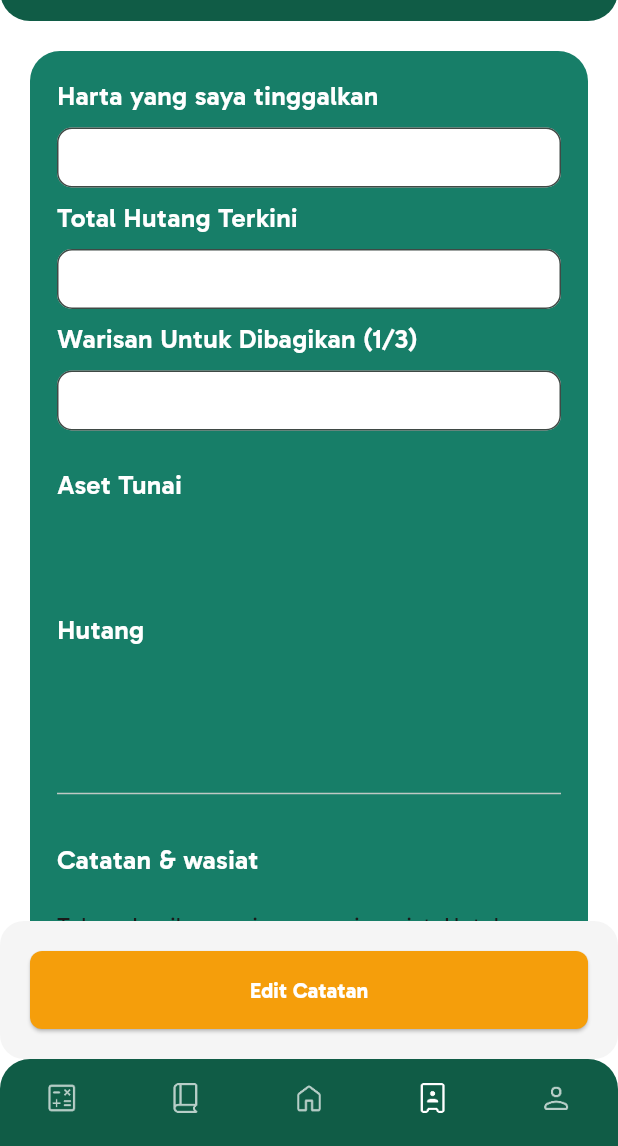
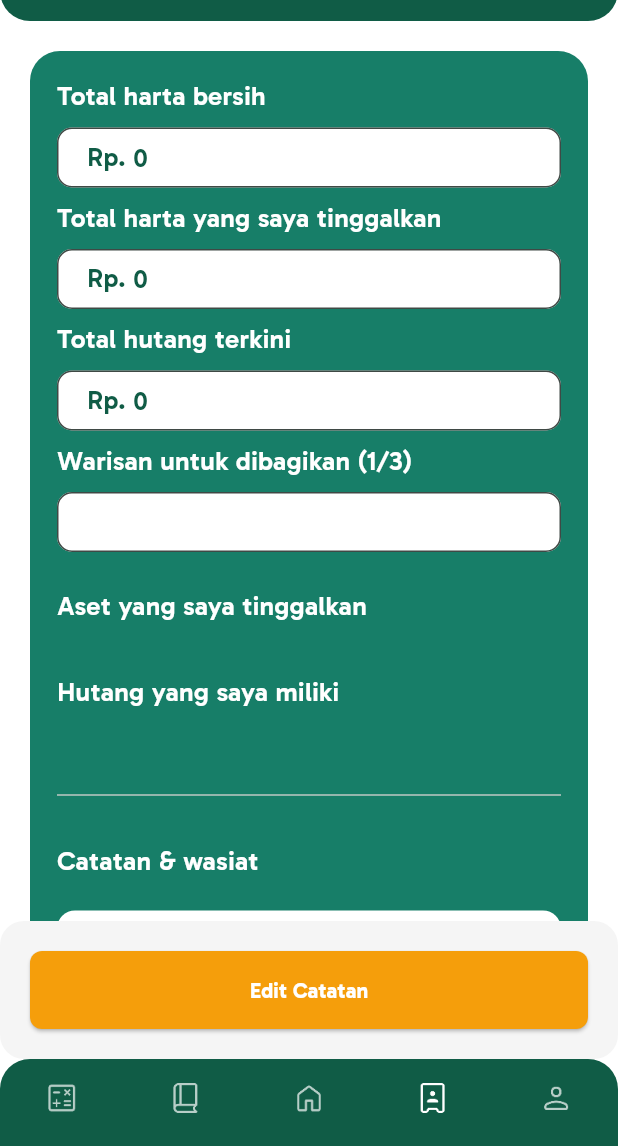
Before and after one commit to cardinaldeacre/Waristmate-Flutter, a Flutter app: the screen it shows after launch, item 4 of the bottom bar chosen, on a phone screen of 412 x 824 dp, the part 90-1236 px from its top. Run offline on Flutter 3.47's test engine with Material 3 defaults, Android fonts, the phone set to English and light mode, and no system bars; our stand-ins replace dotted_border, flutter_dotenv, flutter_widget_from_html, google_sign_in, hive_flutter, image_picker and 2 more; accounts and stored records are empty; statements that could not run were skipped.

Commit message:
fix data logic personal note

```diff
--- a/lib/services/personal_note/personal_note_service.dart
+++ b/lib/services/personal_note/personal_note_service.dart
@@ -13,7 +13,6 @@ class PersonalNoteService {
           .from('personal_records')
           .select()
           .eq('user_id', userId)
-          .single()
           .maybeSingle();
 
       if (response != null) {
--- a/lib/widgets/note/note_card.dart
+++ b/lib/widgets/note/note_card.dart
@@ -6,7 +6,6 @@ import 'package:waristmate_app/widgets/note/dynamic_item_card.dart';
 import 'package:waristmate_app/widgets/ui/input_label.dart';
 import 'package:waristmate_app/widgets/ui/custom_text_field.dart';
 import 'package:waristmate_app/widgets/note/add_item_card.dart';
-import 'package:waristmate_app/logic/note_item.dart';
 
 class NoteCard extends StatefulWidget {
   final bool isEditMode;
@@ -18,53 +17,19 @@ class NoteCard extends StatefulWidget {
 }
 
 class _NoteCardState extends State<NoteCard> {
-  final List<DynamicItemModel> _asetList = [];
-  final List<DynamicItemModel> _debtList = [];
-
-  @override
-  void initState() {
-    super.initState();
-    _asetList.add(DynamicItemModel());
-    _debtList.add(DynamicItemModel());
-  }
-
-  @override
-  void dispose() {
-    for (var item in _asetList) {
-      item.dispose();
-    }
-    super.dispose();
-  }
-
-  void _addAset() {
-    setState(() {
-      _asetList.add(DynamicItemModel());
-    });
-  }
-
-  void _removeAset(int index) {
-    setState(() {
-      _asetList[index].dispose();
-      _asetList.removeAt(index);
-    });
-  }
-
-  void _addDebt() {
-    setState(() {
-      _debtList.add(DynamicItemModel());
-    });
-  }
-
-  void _removeDebt(int index) {
-    setState(() {
-      _debtList[index].dispose();
-      _debtList.removeAt(index);
-    });
-  }
-
   @override
   Widget build(BuildContext context) {
-    // final noteController = Provider.of<NoteController>(context);
+    final noteController = context.watch<PersonalNoteController>();
+    final bool hasValidAssets = noteController.nonCashAssets.any(
+      (item) =>
+          item.nameController.text.trim().isNotEmpty &&
+          item.amountController.text.trim().isNotEmpty,
+    );
+    final bool hasValidHutang = noteController.debtList.any(
+      (item) =>
+          item.nameController.text.trim().isNotEmpty &&
+          item.amountController.text.trim().isNotEmpty,
+    );
 
     return Expanded(
       child: SingleChildScrollView(
@@ -85,120 +50,140 @@ class _NoteCardState extends State<NoteCard> {
                 child: Column(
                   crossAxisAlignment: CrossAxisAlignment.start,
                   children: [
-                    const InputLabel(label: "Harta yang saya tinggalkan"),
+                    const InputLabel(label: "Total harta bersih"),
                     CustomTextField(
                       label: "Total Harta",
                       isCurrency: true,
-                      onChanged: (val) {
-                        String cleanVal = val
-                            .replaceAll('.', '')
-                            .replaceAll(',', '');
-                      },
+                      readOnly: true,
+                      controller: TextEditingController(
+                        text: noteController
+                            .formatRupiah(noteController.estimasiHartaBersih)
+                            .replaceAll('Rp ', ''),
+                      ),
                     ),
 
-                    const InputLabel(label: "Total Hutang Terkini"),
+                    const InputLabel(label: "Total harta yang saya tinggalkan"),
+                    CustomTextField(
+                      label: "Total Harta",
+                      isCurrency: true,
+                      readOnly: true,
+                      controller: TextEditingController(
+                        text: noteController
+                            .formatRupiah(noteController.totalAssetsNominal)
+                            .replaceAll('Rp ', ''),
+                      ),
+                    ),
+
+                    const InputLabel(label: "Total hutang terkini"),
                     CustomTextField(
                       label: "Total Hutang",
                       isCurrency: true,
-                      onChanged: (val) {
-                        String cleanVal = val
-                            .replaceAll('.', '')
-                            .replaceAll(',', '');
-                      },
+                      readOnly: true,
+                      controller: TextEditingController(
+                        text: noteController
+                            .formatRupiah(noteController.totalDebtsNominal)
+                            .replaceAll('Rp ', ''),
+                      ),
                     ),
 
-                    const InputLabel(label: "Warisan Untuk Dibagikan (1/3)"),
+                    const InputLabel(label: "Warisan untuk dibagikan (1/3)"),
                     CustomTextField(
-                      label: "Total Hutang",
+                      label: "Total Warisan",
                       isCurrency: true,
+                      readOnly: true,
                       onChanged: (val) {
                         String cleanVal = val
                             .replaceAll('.', '')
                             .replaceAll(',', '');
                         int parsedVal = int.tryParse(cleanVal) ?? 0;
-                        // noteController.setHutang(parsedVal);
+                        noteController.setWasiatNominal(parsedVal);
+                        print("Total Warisan: ${noteController.wasiatNominal}");
                       },
                     ),
 
                     const SizedBox(height: 16),
-                    const InputLabel(label: "Aset Tunai"),
+                    const InputLabel(label: "Aset yang saya tinggalkan"),
 
-                    ..._asetList.map(
-                      (item) => DynamicItemCard(
+                    if (widget.isEditMode || hasValidAssets) ...[
+                      ...noteController.nonCashAssets
+                          .asMap()
+                          .entries
+                          .where((entry) {
+                            if (widget.isEditMode) return true;
+
+                            final item = entry.value;
+                            return item.nameController.text.trim().isNotEmpty ||
+                                item.amountController.text.trim().isNotEmpty;
+                          })
+                          .map((entry) {
+                            final index = entry.key;
+                            final item = entry.value;
+
+                            return DynamicItemCard(
                               isEditMode: widget.isEditMode,
                               nameController: item.nameController,
                               amountController: item.amountController,
                               nameHint: "Nama Aset",
                               onRemove: () {
-                          _removeAset(_asetList.indexOf(item));
+                                noteController.removeAssetRow(index);
                               },
-                      ),
-                    ),
+                              onChanged: (val) {
+                                noteController.updateCalculation();
+                              },
+                            );
+                          }),
+                    ],
 
                     const SizedBox(height: 16),
 
                     if (widget.isEditMode)
                       AddItemCard(
                         onAdd: () {
-                          _addAset();
+                          noteController.addAssetRow();
                         },
-                        label: "Tambah Aset Tunai",
+                        label: "Tambah Aset",
                       ),
 
-                    if (widget.isEditMode)
-                      OutlinedButton.icon(
-                        style: OutlinedButton.styleFrom(
-                          foregroundColor: AppColors.primaryGreen,
-                          side: const BorderSide(color: AppColors.primaryGreen),
-                          shape: RoundedRectangleBorder(
-                            borderRadius: BorderRadius.circular(12),
-                          ),
-                        ),
-                        icon: const Icon(Icons.add),
-                        label: const Text("Tambah Aset"),
-                        onPressed: () {
-                          print("Tambah row aset");
-                        },
-                      ),
+                    const InputLabel(label: "Hutang yang saya miliki"),
 
-                    const InputLabel(label: "Hutang"),
+                    if (widget.isEditMode || hasValidHutang) ...[
+                      ...noteController.debtList
+                          .asMap()
+                          .entries
+                          .where((entry) {
+                            if (widget.isEditMode) return true;
 
-                    ..._debtList.map(
-                      (item) => DynamicItemCard(
+                            final item = entry.value;
+                            return item.nameController.text.trim().isNotEmpty ||
+                                item.amountController.text.trim().isNotEmpty;
+                          })
+                          .map((entry) {
+                            final index = entry.key;
+                            final item = entry.value;
+
+                            return DynamicItemCard(
                               isEditMode: widget.isEditMode,
                               nameController: item.nameController,
                               amountController: item.amountController,
                               nameHint: "Nama Hutang",
                               onRemove: () {
-                          _removeDebt(_debtList.indexOf(item));
+                                noteController.removeDebtRow(index);
                               },
-                      ),
-                    ),
+                              onChanged: (val) {
+                                noteController.updateCalculation();
+                              },
+                            );
+                          }),
+                    ],
 
                     const SizedBox(height: 16),
 
                     if (widget.isEditMode)
                       AddItemCard(
                         onAdd: () {
-                          _addDebt();
+                          noteController.addDebtRow();
                         },
                         label: "Tambah Hutang",
-                      ),
-
-                    if (widget.isEditMode)
-                      OutlinedButton.icon(
-                        style: OutlinedButton.styleFrom(
-                          foregroundColor: AppColors.primaryGreen,
-                          side: const BorderSide(color: AppColors.primaryGreen),
-                          shape: RoundedRectangleBorder(
-                            borderRadius: BorderRadius.circular(12),
-                          ),
-                        ),
-                        icon: const Icon(Icons.add),
-                        label: const Text("Tambah Hutang"),
-                        onPressed: () {
-                          print("Tambah row hutang");
-                        },
                       ),
 
                     const SizedBox(height: 24),
@@ -210,24 +195,53 @@ class _NoteCardState extends State<NoteCard> {
                     const SizedBox(height: 12),
 
                     if (!widget.isEditMode)
-                      const Text(
+                      Container(
+                        padding: const EdgeInsets.all(8),
+                        decoration: BoxDecoration(
+                          color: AppColors.backgroundClean,
+                          borderRadius: BorderRadius.circular(12),
+                        ),
+                        child: const Text(
                           "Tolong bagikan warisan sesuai syariat. Untuk Yono, hutangnya tolong dilunasi dari emas yang ada.",
+                          textAlign: TextAlign.justify,
                           style: TextStyle(
                             fontSize: 15,
                             color: AppColors.textDark,
                             height: 1.5,
                           ),
+                        ),
                       )
                     else
-                      TextFormField(
+                      Container(
+                        decoration: BoxDecoration(
+                          color: AppColors.backgroundClean,
+                          borderRadius: BorderRadius.circular(12),
+                        ),
+                        child: TextFormField(
                           initialValue:
                               "Tolong bagikan warisan sesuai syariat. Untuk Yono, hutangnya tolong dilunasi dari emas yang ada.",
                           maxLines: 4,
                           decoration: InputDecoration(
-                          hintText:
-                              "Tuliskan pesan atau rincian wasiat di sini...",
+                            filled: true,
+                            fillColor: AppColors.backgroundClean,
+
                             border: OutlineInputBorder(
                               borderRadius: BorderRadius.circular(12),
+                              borderSide: BorderSide.none,
+                            ),
+
+                            enabledBorder: OutlineInputBorder(
+                              borderRadius: BorderRadius.circular(12),
+                              borderSide: BorderSide.none,
+                            ),
+
+                            focusedBorder: OutlineInputBorder(
+                              borderRadius: BorderRadius.circular(12),
+                              borderSide: const BorderSide(
+                                color: AppColors.primaryGreen,
+                                width: 2,
+                              ),
+                            ),
                           ),
                         ),
                       ),
--- a/lib/widgets/ui/custom_text_field.dart
+++ b/lib/widgets/ui/custom_text_field.dart
@@ -8,6 +8,7 @@ class CustomTextField extends StatelessWidget {
   final TextEditingController? controller;
   final bool isCurrency;
   final double? height;
+  final bool readOnly;
 
   const CustomTextField({
     super.key,
@@ -16,6 +17,7 @@ class CustomTextField extends StatelessWidget {
     this.controller,
     this.isCurrency = false,
     this.height = 40,
+    this.readOnly = false,
   });
 
   @override
@@ -26,6 +28,7 @@ class CustomTextField extends StatelessWidget {
         controller: controller,
         keyboardType: isCurrency ? TextInputType.number : TextInputType.text,
         onChanged: onChanged,
+        readOnly: readOnly,
         inputFormatters: isCurrency ? [CurrencyFormatter()] : [],
         style: const TextStyle(
           fontWeight: FontWeight.w600,
@@ -50,7 +53,7 @@ class CustomTextField extends StatelessWidget {
             borderSide: BorderSide(
               color: AppColors.primaryGreen,
               strokeAlign: BorderSide.strokeAlignOutside,
-              width: 3,
+              width: readOnly ? 1 : 3,
             ),
           ),
         ),
```
Also changed, not shown: lib/controllers/personal_note_controller.dart (+50 -0 lines), lib/screen/note/note_screen.dart (+9 -0 lines), lib/widgets/note/dynamic_item_card.dart (+23 -5 lines). Lines whose indentation alone changed are shown as unchanged.
